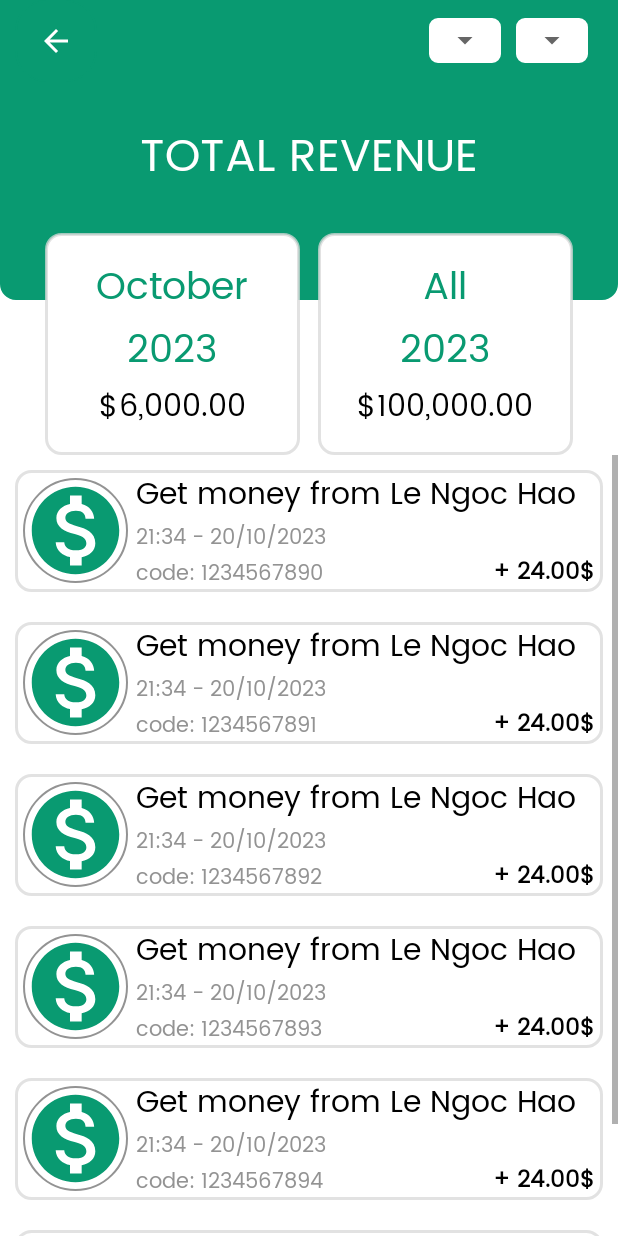
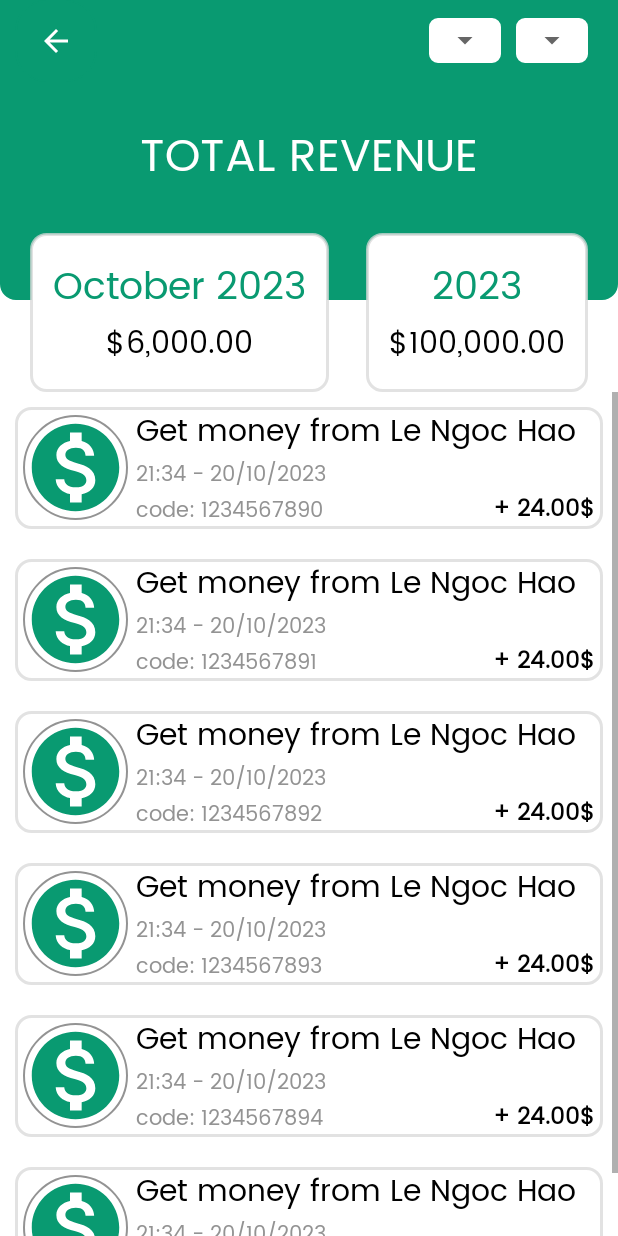
Before and after one commit to minhman293/Food_Ordering_Spoon, an Android app: the layout activity_statistical_data.xml on its own in the app's theme, with its tools: preview values and no code run, on a phone screen of 412 x 824 dp. Run offline under Robolectric (Android 15) with nearby library versions, the phone set to English and light mode, and no system bars.

Commit message:
up code statictical lan 2

```diff
--- a/app/src/main/res/layout/activity_statistical_data.xml
+++ b/app/src/main/res/layout/activity_statistical_data.xml
@@ -103,9 +103,9 @@
             android:layout_below="@+id/title_frame">
 
             <RelativeLayout
-                android:layout_width="170dp"
+                android:layout_width="wrap_content"
                 android:layout_height="wrap_content"
-                android:layout_marginLeft="30dp"
+                android:layout_marginLeft="20dp"
                 android:padding="15dp"
                 android:background="@drawable/shadow_component_statictical"
                 >
@@ -114,18 +114,7 @@
                     android:layout_width="wrap_content"
                     android:layout_height="wrap_content"
                     android:layout_centerHorizontal="true"
-                    android:text="October"
-                    android:textSize="25sp"
-                    android:textColor="@color/jungle_green">
-
-                </TextView>
-                <TextView
-                    android:id="@+id/year_month_statictical"
-                    android:layout_width="wrap_content"
-                    android:layout_height="wrap_content"
-                    android:layout_centerHorizontal="true"
-                    android:layout_below="@id/month_statictical"
-                    android:text="2023"
+                    android:text="October 2023"
                     android:textSize="25sp"
                     android:textColor="@color/jungle_green">
 
@@ -135,7 +124,7 @@
                     android:layout_width="wrap_content"
                     android:layout_height="wrap_content"
                     android:layout_centerHorizontal="true"
-                    android:layout_below="@+id/year_month_statictical"
+                    android:layout_below="@+id/month_statictical"
                     android:text="$6,000.00"
                     android:textSize="20sp"
                     android:textColor="@color/black"
@@ -145,24 +134,13 @@
             </RelativeLayout>
 
             <RelativeLayout
-                android:layout_width="170dp"
+                android:layout_width="wrap_content"
                 android:layout_height="wrap_content"
                 android:padding="15dp"
-                android:layout_marginRight="30dp"
+                android:layout_marginRight="20dp"
                 android:background="@drawable/shadow_component_statictical"
                 android:layout_alignParentRight="true"
                 >
-                <TextView
-                    android:id="@+id/all_year_statictical"
-                    android:layout_width="wrap_content"
-                    android:layout_height="wrap_content"
-                    android:layout_centerHorizontal="true"
-                    android:text="All"
-                    android:textSize="25sp"
-                    android:textColor="@color/jungle_green">
-
-                </TextView>
-
                 <TextView
                     android:id="@+id/year_statictical"
                     android:layout_width="wrap_content"
@@ -170,7 +148,6 @@
                     android:layout_centerHorizontal="true"
                     android:text="2023"
                     android:textSize="25sp"
-                    android:layout_below="@id/all_year_statictical"
                     android:textColor="@color/jungle_green">
 
                 </TextView>
```
